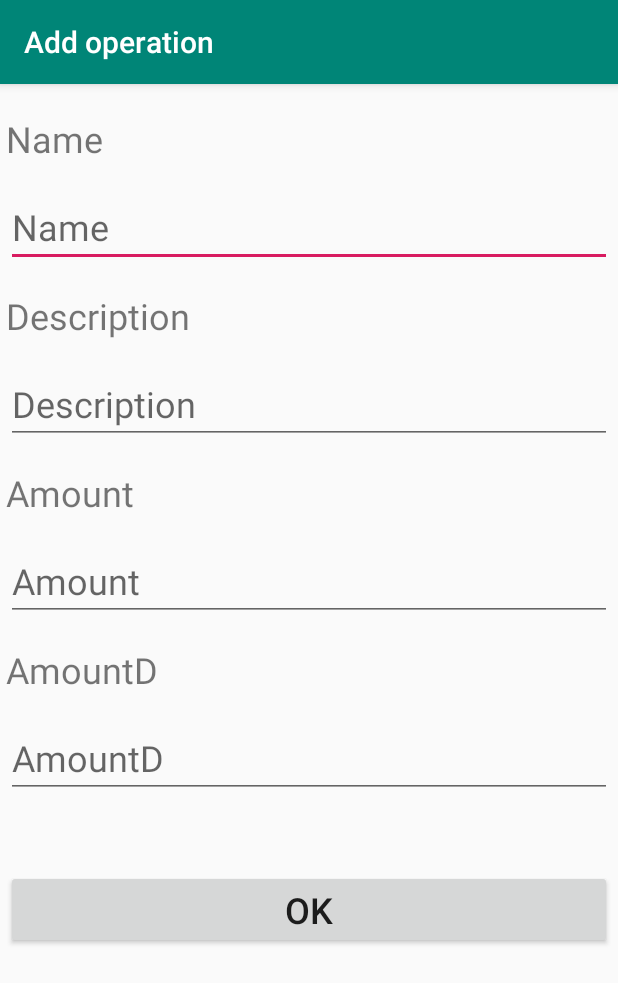
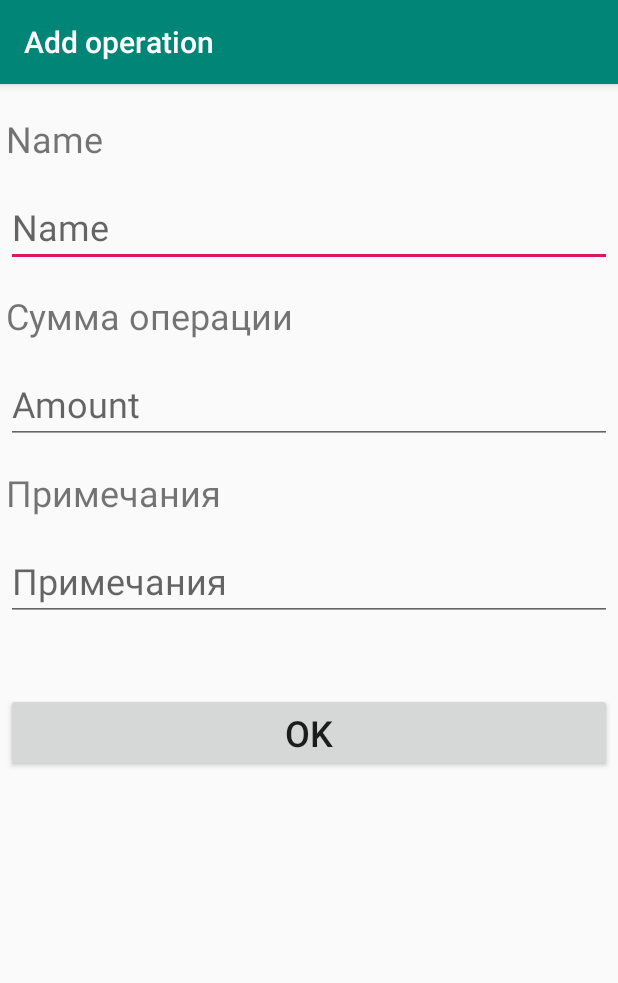
Before and after one commit to Chester095/Budget3, an Android app: the screen it shows after launch (AddEditActivity), after a tap on an icon or button, on a phone screen of 412 x 824 dp. Shown: the top 983 px of the screen. Run offline under Robolectric (Android 15) with nearby library versions, the phone set to English and light mode, and no system bars; our stand-ins replace Room's generated code, data binding.

Commit message:
Удалил лишнюю Int

```diff
--- a/app/src/main/java/com/example/budget3/model/Converter.java
+++ b/app/src/main/java/com/example/budget3/model/Converter.java
@@ -18,12 +18,11 @@ public abstract class Converter {
         }
     }
 
-    //TODO 17.05.2021 Не работает. Данные из OperationDatabase выгружаются, но при корректировке обнуляются
-    //TODO 20.05.2021 Не работает. Данные из OperationDatabase выгружаются, но при корректировке обнуляются
+    //TODO 21.05.2021 удалить переменную INT и вставить на её место Double
     @InverseMethod("stringToDouble")
     public static String doubleToString(double value) {
         System.out.println("SOUT2 -  Converter doubleToString = " + value);
-        System.out.println("SOUT2 -  Converter doubleToString = " + String.valueOf(value));
+//        System.out.println("SOUT2 -  Converter doubleToString = " + String.valueOf(value));
         return String.valueOf(value);
     }
 
--- a/app/src/main/java/com/example/budget3/model/Operation.java
+++ b/app/src/main/java/com/example/budget3/model/Operation.java
@@ -27,22 +27,20 @@ public class Operation extends BaseObservable {
     @ColumnInfo(name = "bill_id")
     private int billId;
     @ColumnInfo(name = "operation_amount")
-    private int operationAmount;
-    @ColumnInfo(name = "operation_amountD")
-    private double operationAmountD;
+    private double operationAmount;
+
 
     @Ignore
     public Operation() {
     }
 
-    public Operation(int operationId, String operationName, String operationDescription, int billId, int operationAmount, double operationAmountD) {
-        System.out.println("SOUT2 - Operation = " + operationId + ", " + operationName + ", " + operationDescription + ", " + operationAmount+ ", " + operationAmountD);
+    public Operation(int operationId, String operationName, String operationDescription, int billId, double operationAmount) {
+        System.out.println("SOUT2 - Operation = " + operationId + ", " + operationName + ", " + operationDescription + ", " + operationAmount);
         this.operationId = operationId;
         this.operationName = operationName;
         this.operationDescription = operationDescription;
         this.billId = billId;
         this.operationAmount = operationAmount;
-        this.operationAmountD = operationAmountD;
     }
 
     @Bindable
@@ -94,27 +92,15 @@ public class Operation extends BaseObservable {
     }
 
     @Bindable
-    public int getOperationAmount() {
+    public double getOperationAmount() {
         System.out.println("SOUT - getOperationAmount = " + operationAmount);
         return operationAmount;
     }
 
-    public void setOperationAmount(int OperationAmount) {
+    public void setOperationAmount(double OperationAmount) {
         System.out.println("SOUT - setOperationAmount = " + OperationAmount);
         this.operationAmount = OperationAmount;
         notifyPropertyChanged(BR.operationAmount);
     }
 
-    @Bindable
-    public double getOperationAmountD() {
-        System.out.println("SOUT2 - getOperationAmountD = " + operationAmountD);
-        return operationAmountD;
-    }
-
-    public void setOperationAmountD(double OperationAmountD) {
-        System.out.println("SOUT2 - setOperationAmountD = " + OperationAmountD);
-        this.operationAmountD = OperationAmountD;
-        notifyPropertyChanged(BR.operationAmountD);
-    }
-
 }
--- a/app/src/main/java/com/example/budget3/model/OperationsDatabase.java
+++ b/app/src/main/java/com/example/budget3/model/OperationsDatabase.java
@@ -64,63 +64,54 @@ public abstract class OperationsDatabase extends RoomDatabase {
             operation1.setOperationName("Bad Boys for Life");
             operation1.setOperationDescription("The Bad Boys Mike Lowrey and Marcus.");
             operation1.setOperationAmount(15351);
-            operation1.setOperationAmountD(15.5);
             operation1.setBillId(1);
 
             Operation operation2 = new Operation();
             operation2.setOperationName("Parasite");
             operation2.setOperationDescription("All unemployed, Ki-taek and his fam.");
             operation2.setOperationAmount(81651);
-            operation2.setOperationAmountD(15.5);
             operation2.setBillId(1);
 
             Operation operation3 = new Operation();
             operation3.setOperationName(" Once Upon a Time... in Hollywood");
             operation3.setOperationDescription("A faded television actor and his st.");
             operation3.setOperationAmount(338457);
-            operation3.setOperationAmountD(15.5);
             operation3.setBillId(1);
 
             Operation operation4 = new Operation();
             operation4.setOperationName("You");
             operation4.setOperationDescription("A dangerously charming, intensely o.");
             operation4.setOperationAmount(32151);
-            operation4.setOperationAmountD(15.5);
             operation4.setBillId(2);
 
             Operation operation5 = new Operation();
             operation5.setOperationName("Little Women");
             operation5.setOperationDescription("Jo March reflects back and forth on.");
             operation5.setOperationAmount(87954);
-            operation5.setOperationAmountD(15.5);
             operation5.setBillId(2);
 
             Operation operation6 = new Operation();
             operation6.setOperationName("Vikings");
             operation6.setOperationDescription("Vikings transports us to the brutal.");
             operation6.setOperationAmount(3453);
-            operation6.setOperationAmountD(15.5);
             operation6.setBillId(2);
 
             Operation operation7 = new Operation();
             operation7.setOperationName("1917");
             operation7.setOperationDescription("Two young British soldiers during t.");
             operation7.setOperationAmount(456);
-            operation7.setOperationAmountD(15.5);
             operation7.setBillId(3);
 
             Operation operation8 = new Operation();
             operation8.setOperationName("The Witcher");
             operation8.setOperationDescription("Geralt of Rivia, a solitary monster.");
             operation8.setOperationAmount(3);
-            operation8.setOperationAmountD(15.5);
             operation8.setBillId(3);
 
             Operation operation9 = new Operation();
             operation9.setOperationName("The Outsider");
             operation9.setOperationDescription("Investigators are confounded over a.");
             operation9.setOperationAmount(5678);
-            operation9.setOperationAmountD(15.5);
             operation9.setBillId(3);
 
             operationDao.insert(operation1);
--- a/app/src/main/res/layout/activity_add_edit.xml
+++ b/app/src/main/res/layout/activity_add_edit.xml
@@ -40,29 +40,13 @@
             android:text="@={operation.OperationName}"
             android:textSize="24sp" />
 
-        <TextView
-            android:id="@+id/OperationDescriptionTextView"
-            android:layout_width="match_parent"
-            android:layout_height="wrap_content"
-            android:layout_marginTop="16dp"
-            android:text="Description"
-            android:textSize="24sp" />
-
-        <EditText
-            android:id="@+id/OperationDescriptionEditText"
-            android:layout_width="match_parent"
-            android:layout_height="wrap_content"
-            android:layout_marginTop="16dp"
-            android:hint="Description"
-            android:text="@={operation.OperationDescription}"
-            android:textSize="24sp" />
 
         <TextView
             android:id="@+id/OperationAmountTextView"
             android:layout_width="match_parent"
             android:layout_height="wrap_content"
             android:layout_marginTop="16dp"
-            android:text="Amount"
+            android:text="Сумма операции"
             android:textSize="24sp" />
 
         <EditText
@@ -72,25 +56,25 @@
             android:layout_marginTop="16dp"
             android:hint="Amount"
             android:inputType="number"
-            android:text="@={Converter.intToString(operation.OperationAmount)}"
+            android:text="@={Converter.doubleToString(operation.OperationAmount)}"
             android:textSize="24sp" />
 
+
         <TextView
-            android:id="@+id/OperationAmountTextViewD"
+            android:id="@+id/OperationDescriptionTextView"
             android:layout_width="match_parent"
             android:layout_height="wrap_content"
             android:layout_marginTop="16dp"
-            android:text="AmountD"
+            android:text="Примечания"
             android:textSize="24sp" />
 
         <EditText
-            android:id="@+id/OperationAmountEditTextD"
+            android:id="@+id/OperationDescriptionEditText"
             android:layout_width="match_parent"
             android:layout_height="wrap_content"
             android:layout_marginTop="16dp"
-            android:hint="AmountD"
-            android:inputType="numberDecimal"
-            android:text="@={Converter.doubleToString(operation.OperationAmountD)}"
+            android:hint="Примечания"
+            android:text="@={operation.OperationDescription}"
             android:textSize="24sp" />
 
 
--- a/app/src/main/res/layout/operation_list_item.xml
+++ b/app/src/main/res/layout/operation_list_item.xml
@@ -44,7 +44,7 @@
                     android:layout_gravity="center"
                     android:layout_weight="0"
                     android:gravity="right"
-                    android:text="@{Converter.intToString(operation.OperationAmount)}"
+                    android:text="@{Converter.doubleToString(operation.OperationAmount)}"
                     android:textSize="16sp"
                     android:textStyle="italic" />
 
@@ -73,7 +73,7 @@
                     android:layout_gravity="center"
                     android:layout_weight="0"
                     android:gravity="right"
-                    android:text="@{Converter.doubleToString(operation.OperationAmountD)}"
+                    android:text="Пусто"
                     android:textSize="16sp"
                     android:textStyle="italic" />
             </LinearLayout>
--- a/build.gradle
+++ b/build.gradle
@@ -5,7 +5,7 @@ buildscript {
         jcenter()
     }
     dependencies {
-        classpath 'com.android.tools.build:gradle:4.2.0'
+        classpath 'com.android.tools.build:gradle:4.2.1'
 
         // NOTE: Do not place your application dependencies here; they belong
         // in the individual module build.gradle files
```
Also changed, not shown: app/src/main/java/com/example/budget3/AddEditActivity.java (+2 -10 lines), app/src/main/java/com/example/budget3/MainActivity.java (+4 -7 lines).
